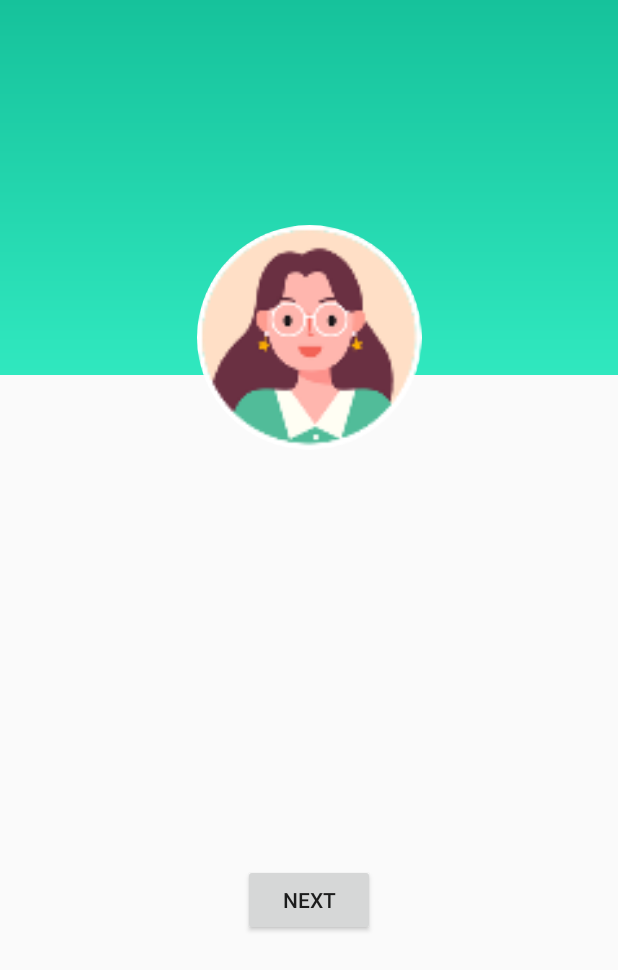
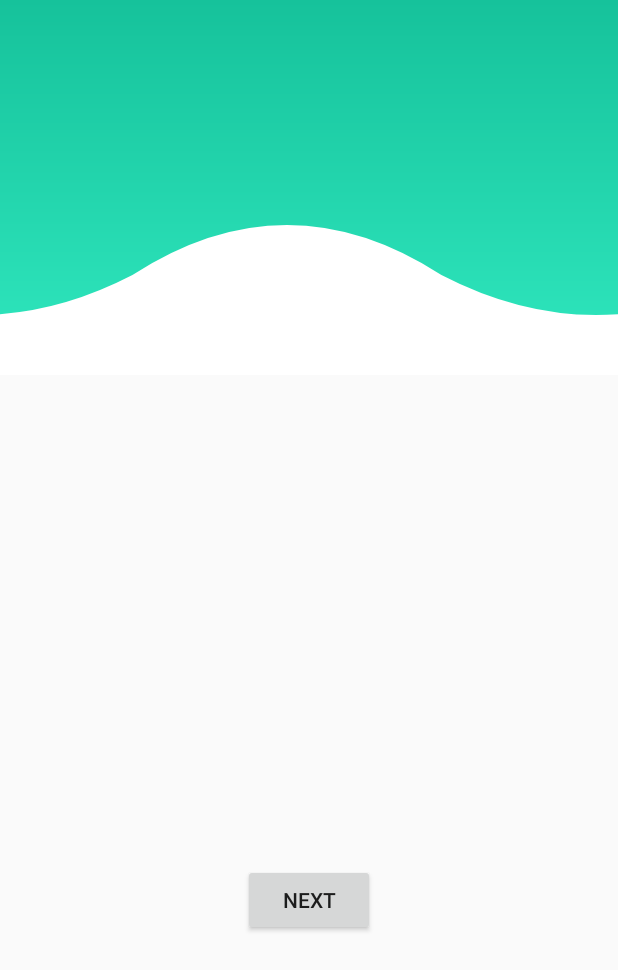
Before and after one commit to xiaxiayige/LearingProJect, an Android app: the BesselActivity screen opened directly, with no data from a screen before it, after a tap on "NEXT", on a phone screen of 412 x 824 dp. Shown: the top 970 px of the screen. Run offline under Robolectric (Android 15) with nearby library versions, the phone set to English and light mode, and no system bars; libraries missing offline, so code that uses them is left out: androidx.palette.graphics; 1 statement that could not run was skipped.

Commit message:
波浪滚动

```diff
--- a/AnimationDemo/app/src/main/java/com/xiaxiayige/animationdemo/MusicBackgroundView.kt
+++ b/AnimationDemo/app/src/main/java/com/xiaxiayige/animationdemo/MusicBackgroundView.kt
@@ -4,9 +4,10 @@ import android.animation.ArgbEvaluator
 import android.animation.ValueAnimator
 import android.content.Context
 import android.graphics.*
-import android.provider.CalendarContract
 import android.util.AttributeSet
+import android.util.Log
 import android.view.View
+import android.view.animation.LinearInterpolator
 import androidx.core.graphics.ColorUtils
 import androidx.palette.graphics.Palette
 import androidx.palette.graphics.Target
@@ -17,7 +18,12 @@ import androidx.palette.graphics.Target
  */
 class MusicBackgroundView : View {
     var paint: Paint = Paint()
+    var wavepaint: Paint = Paint()
     var bgColor = Color.parseColor("#30e8bf")
+    var mTranPath: Path? = null
+    var waveHeight_A = 100f //浪高
+    var waveHeight_B = 80f  //浪低
+    var mHheight = waveHeight_A+ waveHeight_B //水平高度  距离底部100高度
 
     constructor(context: Context?) : this(context, null)
     constructor(context: Context?, attrs: AttributeSet?) : this(context, attrs, 0)
@@ -28,20 +34,53 @@ class MusicBackgroundView : View {
     ) {
         paint.isAntiAlias = true
 
+        mTranPath = Path()
+        wavepaint.isAntiAlias = true
+
+//        wavepaint.style = Paint.Style.STROKE
+        val s="{\"aaa\":\"ccc\",\"name\":\"value\"}"
     }
 
     private fun getShader(from: Int, to: Int): Shader {
         return LinearGradient(0f, 0f, 0f, height.toFloat(), from, to, Shader.TileMode.CLAMP)
     }
 
+    var xOffset = 0f
+    var X_SPEED = 0f
     override fun onDraw(canvas: Canvas?) {
         super.onDraw(canvas)
         paint.setColor(bgColor)
         paint.shader = getShader(calculateColor(), bgColor)
+        val r = Rect(0, 0, width, height)
+        canvas?.drawRect(r, paint)
 
-        val r = Rect(0, 0, width, height)
+        canvas?.save()
 
-        canvas?.drawRect(r, paint)
+        mHheight = height - waveHeight_A
+
+        mTranPath?.moveTo(0f, mHheight)
+
+        val fl = width / 4f // 四分之1的波浪
+
+        canvas?.translate(-xOffset,0f)
+
+        mTranPath?.quadTo(fl, mHheight-waveHeight_A, width / 2f, mHheight)
+        mTranPath?.quadTo(width / 2f+ fl, mHheight+waveHeight_B, width.toFloat() , mHheight)
+
+        mTranPath?.quadTo(width +fl, mHheight-waveHeight_A, width.toFloat()+fl*2 , mHheight)
+
+        mTranPath?.quadTo(width +fl*3, mHheight+waveHeight_B, width +fl*4 , mHheight)
+
+        mTranPath?.lineTo(width.toFloat()*2,height.toFloat())
+        mTranPath?.lineTo(0f,height.toFloat())
+        mTranPath?.close()
+//        wavepaint.style=Paint.Style.STROKE
+        wavepaint.setColor(Color.WHITE)
+
+        canvas?.drawPath(mTranPath!!, wavepaint)
+
+        canvas?.restore()
+
     }
 
     val hls = FloatArray(3)
@@ -60,38 +99,53 @@ class MusicBackgroundView : View {
 
     fun changeBg(bitmap: Bitmap) {
         Palette.from(bitmap).generate {
-            var targetColor:Int
-            var isWhite=false;
+            var targetColor: Int
+            var isWhite = false;
             var swatchForTarget = it?.getSwatchForTarget(Target.VIBRANT)
-            if(swatchForTarget==null){
-                swatchForTarget=it?.dominantSwatch
+            if (swatchForTarget == null) {
+                swatchForTarget = it?.dominantSwatch
             }
 
-            if(!isWhiteOrBlack(swatchForTarget?.hsl!!)){
-                targetColor=swatchForTarget.rgb
-                bgColor=targetColor
-                postInvalidate()
+            if (!isWhiteOrBlack(swatchForTarget?.hsl!!)) {
+                targetColor = swatchForTarget.rgb
+                val valueAnimator = ValueAnimator.ofInt(bgColor, targetColor)
+                with(valueAnimator) {
+                    addUpdateListener {
+                        bgColor = it.animatedValue as Int
+                        postInvalidate()
+                    }
+                    setEvaluator(ArgbEvaluator())
+                    duration = 800
+                    start()
+                }
             }
         }
 
-
-//        val oldColor = bgColor
-//        val valueAnimator = ValueAnimator.ofInt(oldColor, newColor)
-//        with(valueAnimator) {
-//            addUpdateListener {
-//                bgColor = it.animatedValue as Int
-//                postInvalidate()
-//            }
-//            setEvaluator(ArgbEvaluator())
-//            duration = 800
-//            start()
-//        }
+        val valueAnimator = ValueAnimator.ofFloat(0f, 1f)
+        with(valueAnimator) {
+            interpolator = LinearInterpolator()
+            repeatCount = ValueAnimator.INFINITE
+            addUpdateListener {
+                val animatedValue = it.animatedValue as Float
+                xOffset = animatedValue*width
+                if (xOffset > width) {
+                    xOffset -= width
+                }
+                invalidate()
+            }
+            duration = 2800
+            start()
+        }
 
     }
 
+    private val TAG = "MusicBackgroundView"
+
     private fun isWhiteOrBlack(hsl: FloatArray): Boolean {
         val hslToColor = ColorUtils.HSLToColor(hsl)
-        return hslToColor==Color.WHITE || hslToColor == Color.BLACK
+        val b = hslToColor == Color.WHITE || hslToColor == Color.BLACK
+        Log.i(TAG, "isWhiteOrBlack: $b")
+        return b
     }
 
 
--- a/AnimationDemo/app/src/main/res/layout/activity_bessel.xml
+++ b/AnimationDemo/app/src/main/res/layout/activity_bessel.xml
@@ -27,6 +27,7 @@
         android:layout_width="150dp"
         android:layout_height="150dp"
         android:layout_marginTop="150dp"
+        android:visibility="gone"
         app:layout_constraintEnd_toEndOf="parent"
         app:layout_constraintStart_toStartOf="parent"
         app:layout_constraintTop_toTopOf="@+id/bgView"
```
